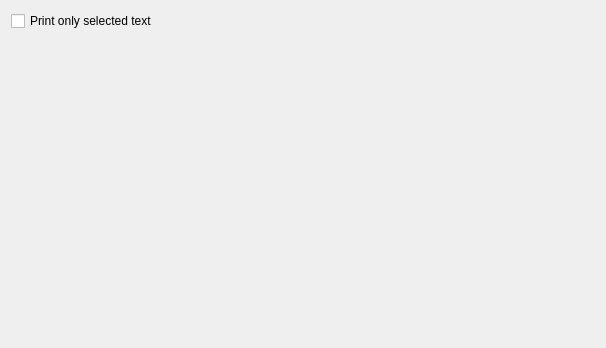
The window that messageviewer/ui/printingsettings.ui (KDE/kdepim) describes before a commit, drawn with Qt 5.
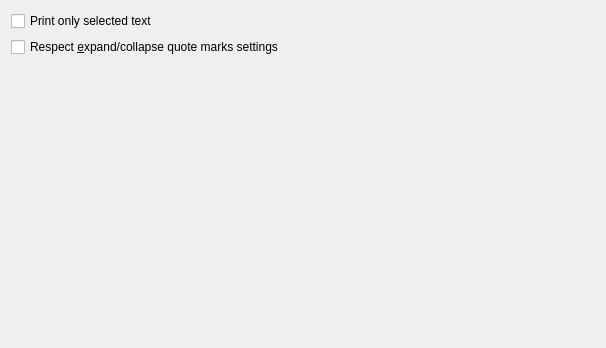
The same window after the commit.

Commit message: Add printing setting to respect expand/collapse quote

```diff
--- a/messageviewer/ui/printingsettings.ui
+++ b/messageviewer/ui/printingsettings.ui
@@ -18,6 +18,13 @@
      </property>
     </widget>
    </item>
+   <item>
+    <widget class="QCheckBox" name="respectExpandCollapseSettings">
+     <property name="text">
+      <string>Respect &amp;expand/collapse quote marks settings</string>
+     </property>
+    </widget>
+   </item>
    <item>
     <spacer name="verticalSpacer">
      <property name="orientation">
```
The commit also changes 6 other files.
